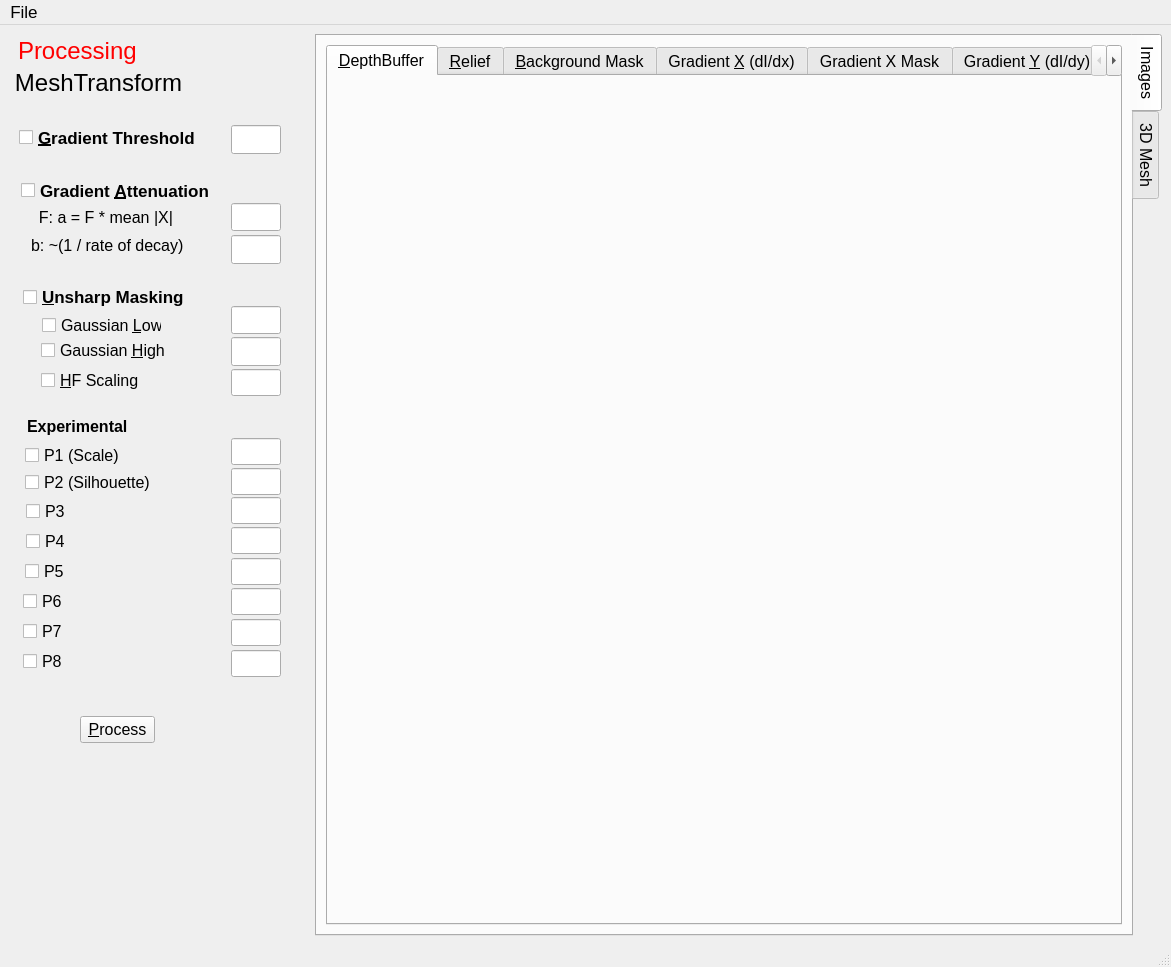
The window that Solver/Explorer.ui (steveknipmeyer/ModelRelief) describes before a commit, drawn with Qt 5.
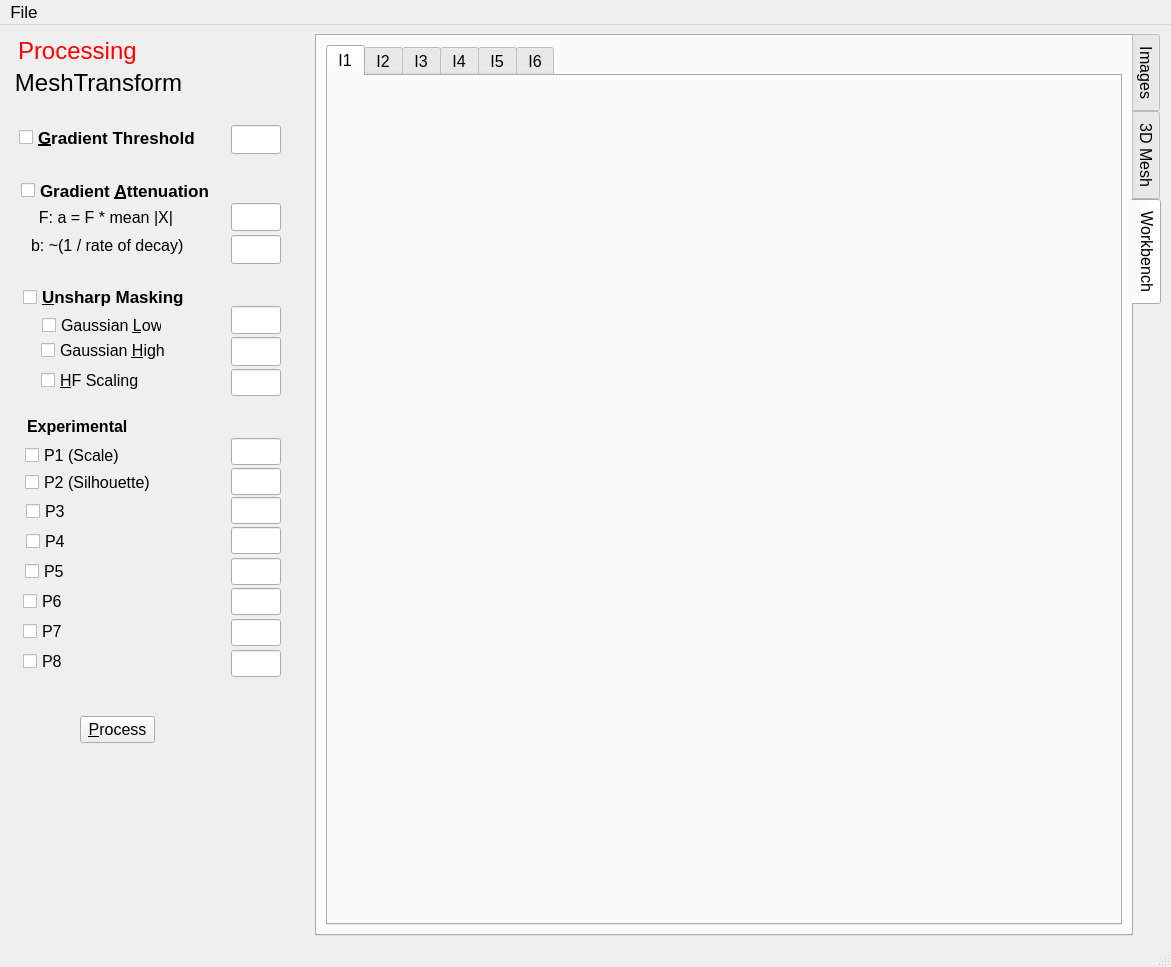
The same window after the commit. The open tabs and pages were chosen to show the change. Icons and pictures are not drawn.

Commit message: Explorer: Add Workbench tab container with intermediate results image tabs.

Diff of the .ui file:
```diff
--- a/Solver/Explorer.ui
+++ b/Solver/Explorer.ui
@@ -262,6 +262,56 @@
         </item>
        </layout>
       </widget>
+      <widget class="QWidget" name="workbenchTabsContainer">
+       <attribute name="title">
+        <string>Workbench</string>
+       </attribute>
+       <layout class="QGridLayout" name="gridLayout_4">
+        <item row="0" column="0">
+         <widget class="QTabWidget" name="workbenchTabs">
+          <property name="currentIndex">
+           <number>0</number>
+          </property>
+          <widget class="QWidget" name="i1Tab">
+           <attribute name="title">
+            <string>I1</string>
+           </attribute>
+           <layout class="QVBoxLayout" name="verticalLayout_14"/>
+          </widget>
+          <widget class="QWidget" name="i2Tab">
+           <attribute name="title">
+            <string>I2</string>
+           </attribute>
+           <layout class="QVBoxLayout" name="verticalLayout_15"/>
+          </widget>
+          <widget class="QWidget" name="i3Tab">
+           <attribute name="title">
+            <string>I3</string>
+           </attribute>
+           <layout class="QVBoxLayout" name="verticalLayout_16"/>
+          </widget>
+          <widget class="QWidget" name="i4Tab">
+           <attribute name="title">
+            <string>I4</string>
+           </attribute>
+           <layout class="QVBoxLayout" name="verticalLayout_17"/>
+          </widget>
+          <widget class="QWidget" name="i5Tab">
+           <attribute name="title">
+            <string>I5</string>
+           </attribute>
+           <layout class="QVBoxLayout" name="verticalLayout_18"/>
+          </widget>
+          <widget class="QWidget" name="i6Tab">
+           <attribute name="title">
+            <string>I6</string>
+           </attribute>
+           <layout class="QVBoxLayout" name="verticalLayout_19"/>
+          </widget>
+         </widget>
+        </item>
+       </layout>
+      </widget>
      </widget>
     </item>
     <item row="0" column="0">
```
The commit also changes 8 other files.
